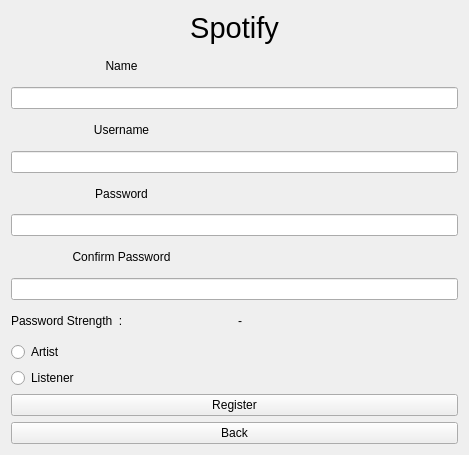
This is registerwindow.ui in ghazaleh-nahayatf/Spotify-Project as Qt 5 draws it before an edit. The edited form follows.
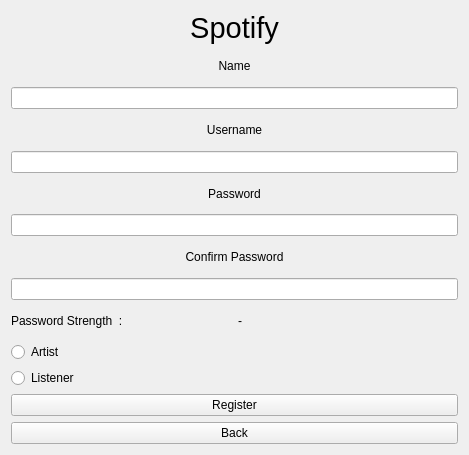
This is the edited form.

Patch:
```diff
--- a/registerwindow.ui
+++ b/registerwindow.ui
@@ -14,68 +14,30 @@
    <string>Register</string>
   </property>
   <layout class="QGridLayout" name="gridLayout">
+   <item row="6" column="0" colspan="2">
+    <widget class="QLineEdit" name="usernameLineEdit"/>
+   </item>
+   <item row="3" column="0" colspan="2">
+    <widget class="QLineEdit" name="nameLineEdit"/>
+   </item>
    <item row="18" column="0" colspan="2">
-    <widget class="QPushButton" name="registerButton">
-     <property name="text">
-      <string>Register</string>
-     </property>
-    </widget>
-   </item>
-   <item row="3" column="0">
-    <widget class="QLabel" name="label_3">
-     <property name="text">
-      <string>Username</string>
-     </property>
-     <property name="alignment">
-      <set>Qt::AlignmentFlag::AlignCenter</set>
-     </property>
-    </widget>
-   </item>
-   <item row="9" column="0" colspan="2">
-    <widget class="QLineEdit" name="confirmPasswordLineEdit">
-     <property name="echoMode">
-      <enum>QLineEdit::EchoMode::Password</enum>
-     </property>
-    </widget>
-   </item>
-   <item row="12" column="0">
-    <widget class="QLabel" name="label_6">
-     <property name="text">
-      <string>Password Strength  :</string>
-     </property>
-    </widget>
-   </item>
-   <item row="16" column="0" colspan="2">
     <widget class="QRadioButton" name="artistRadioButton">
      <property name="text">
       <string>Artist</string>
      </property>
     </widget>
    </item>
-   <item row="1" column="0">
-    <widget class="QLabel" name="label_2">
-     <property name="text">
-      <string>Name</string>
+   <item row="11" column="0" colspan="2">
+    <widget class="QLineEdit" name="confirmPasswordLineEdit">
+     <property name="echoMode">
+      <enum>QLineEdit::EchoMode::Password</enum>
      </property>
-     <property name="alignment">
-      <set>Qt::AlignmentFlag::AlignCenter</set>
-     </property>
     </widget>
    </item>
-   <item row="8" column="0">
-    <widget class="QLabel" name="label_5">
+   <item row="20" column="0" colspan="2">
+    <widget class="QPushButton" name="registerButton">
      <property name="text">
-      <string>Confirm Password</string>
-     </property>
-     <property name="alignment">
-      <set>Qt::AlignmentFlag::AlignCenter</set>
-     </property>
-    </widget>
-   </item>
-   <item row="17" column="0" colspan="2">
-    <widget class="QRadioButton" name="listenerRadioButton">
-     <property name="text">
-      <string>Listener</string>
+      <string>Register</string>
      </property>
     </widget>
    </item>
@@ -94,43 +56,81 @@
      </property>
     </widget>
    </item>
-   <item row="5" column="0">
-    <widget class="QLabel" name="label_4">
-     <property name="text">
-      <string>Password</string>
-     </property>
-     <property name="alignment">
-      <set>Qt::AlignmentFlag::AlignCenter</set>
+   <item row="9" column="0" colspan="2">
+    <widget class="QLineEdit" name="passwordLineEdit">
+     <property name="echoMode">
+      <enum>QLineEdit::EchoMode::Password</enum>
      </property>
     </widget>
    </item>
-   <item row="4" column="0" colspan="2">
-    <widget class="QLineEdit" name="usernameLineEdit"/>
-   </item>
-   <item row="2" column="0" colspan="2">
-    <widget class="QLineEdit" name="nameLineEdit"/>
-   </item>
-   <item row="19" column="0" colspan="2">
+   <item row="21" column="0" colspan="2">
     <widget class="QPushButton" name="backButton">
      <property name="text">
       <string>Back</string>
      </property>
     </widget>
    </item>
-   <item row="7" column="0" colspan="2">
-    <widget class="QLineEdit" name="passwordLineEdit">
-     <property name="echoMode">
-      <enum>QLineEdit::EchoMode::Password</enum>
-     </property>
-    </widget>
-   </item>
-   <item row="12" column="1">
+   <item row="14" column="1">
     <widget class="QLabel" name="passwordStrengthLabel">
      <property name="text">
       <string>-</string>
      </property>
     </widget>
    </item>
+   <item row="19" column="0" colspan="2">
+    <widget class="QRadioButton" name="listenerRadioButton">
+     <property name="text">
+      <string>Listener</string>
+     </property>
+    </widget>
+   </item>
+   <item row="14" column="0">
+    <widget class="QLabel" name="label_6">
+     <property name="text">
+      <string>Password Strength  :</string>
+     </property>
+    </widget>
+   </item>
+   <item row="2" column="0" colspan="2">
+    <widget class="QLabel" name="label_2">
+     <property name="text">
+      <string>Name</string>
+     </property>
+     <property name="alignment">
+      <set>Qt::AlignmentFlag::AlignCenter</set>
+     </property>
+    </widget>
+   </item>
+   <item row="4" column="0" colspan="2">
+    <widget class="QLabel" name="label_3">
+     <property name="text">
+      <string>Username</string>
+     </property>
+     <property name="alignment">
+      <set>Qt::AlignmentFlag::AlignCenter</set>
+     </property>
+    </widget>
+   </item>
+   <item row="7" column="0" colspan="2">
+    <widget class="QLabel" name="label_4">
+     <property name="text">
+      <string>Password</string>
+     </property>
+     <property name="alignment">
+      <set>Qt::AlignmentFlag::AlignCenter</set>
+     </property>
+    </widget>
+   </item>
+   <item row="10" column="0" colspan="2">
+    <widget class="QLabel" name="label_5">
+     <property name="text">
+      <string>Confirm Password</string>
+     </property>
+     <property name="alignment">
+      <set>Qt::AlignmentFlag::AlignCenter</set>
+     </property>
+    </widget>
+   </item>
   </layout>
  </widget>
  <resources/>
```
